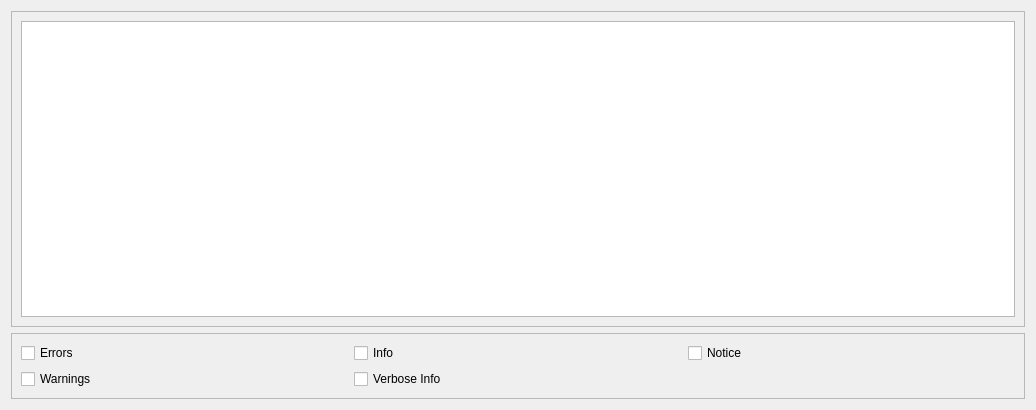
Old version of the form forms/loggingDialog.ui in the repository isis-group/vast.
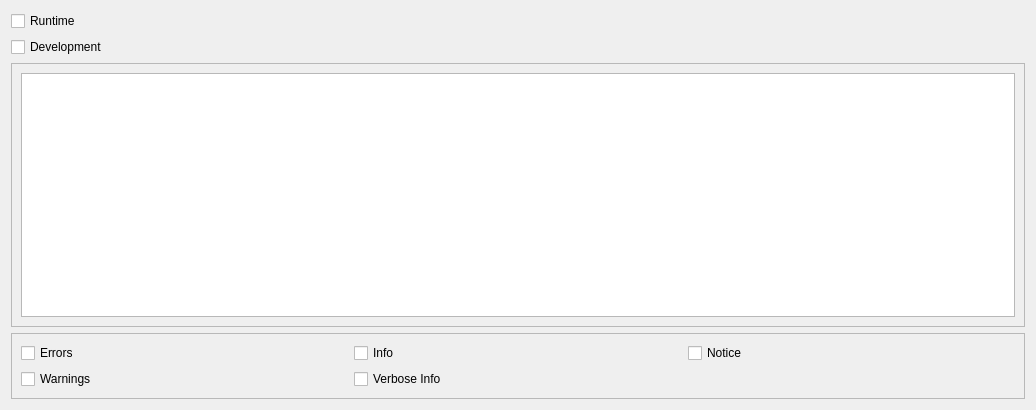
New version of the form.

Commit message: fixed bugs, add setVoxel and setTypedVoxel to ImageHolder, removed sync from ImageHolder, revised the logging system

```diff
--- a/forms/loggingDialog.ui
+++ b/forms/loggingDialog.ui
@@ -14,6 +14,20 @@
    <string>Dialog</string>
   </property>
   <layout class="QVBoxLayout" name="verticalLayout">
+   <item>
+    <widget class="QCheckBox" name="checkRuntime">
+     <property name="text">
+      <string>Runtime</string>
+     </property>
+    </widget>
+   </item>
+   <item>
+    <widget class="QCheckBox" name="checkDev">
+     <property name="text">
+      <string>Development</string>
+     </property>
+    </widget>
+   </item>
    <item>
     <widget class="QFrame" name="frame_2">
      <property name="frameShape">
```
The commit also changes 14 other files.
